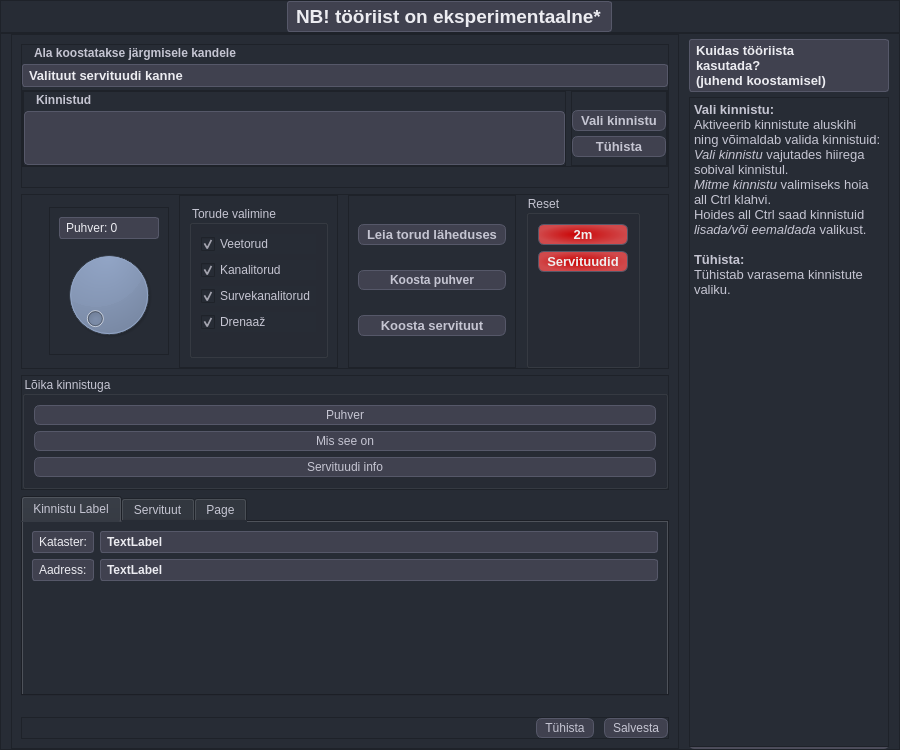
Above: mailabl-qgis/Functions/Easements/widgets/Servituut.ui from TuloliKalver/mailabl-qgis before the change. Below: the same form after it.
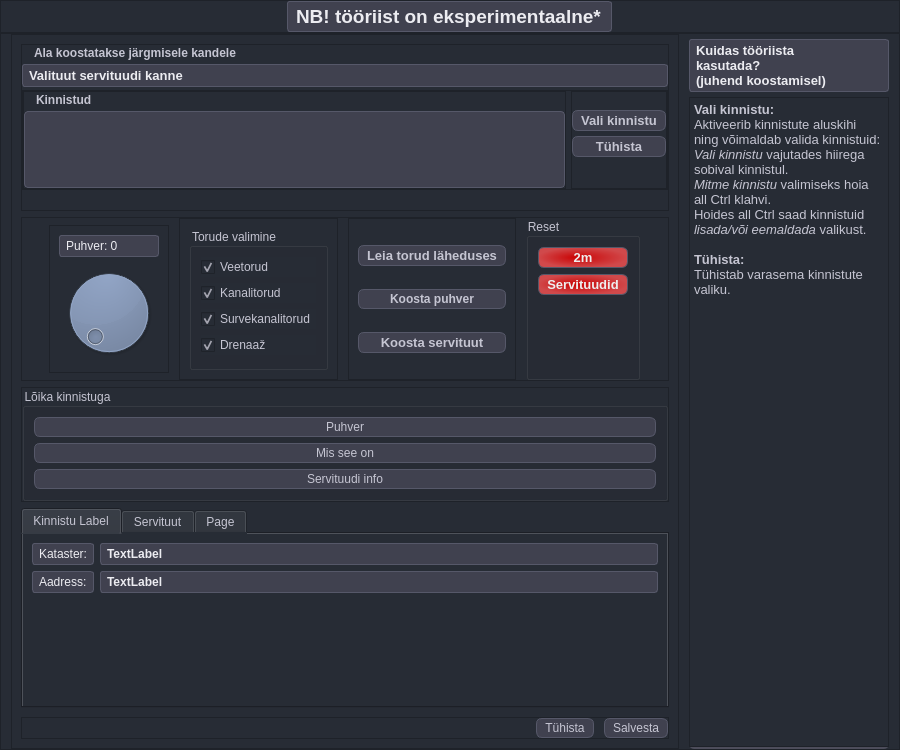
That is the form after the change. Icons and pictures are not drawn.

Commit message: nimetuse lahtri suurendamine

Diff of the .ui file:
```diff
--- a/mailabl-qgis/Functions/Easements/widgets/Servituut.ui
+++ b/mailabl-qgis/Functions/Easements/widgets/Servituut.ui
@@ -315,13 +315,13 @@
               <property name="minimumSize">
                <size>
                 <width>0</width>
-                <height>77</height>
+                <height>100</height>
                </size>
               </property>
               <property name="maximumSize">
                <size>
                 <width>16777215</width>
-                <height>77</height>
+                <height>100</height>
                </size>
               </property>
               <property name="frameShape">
```
